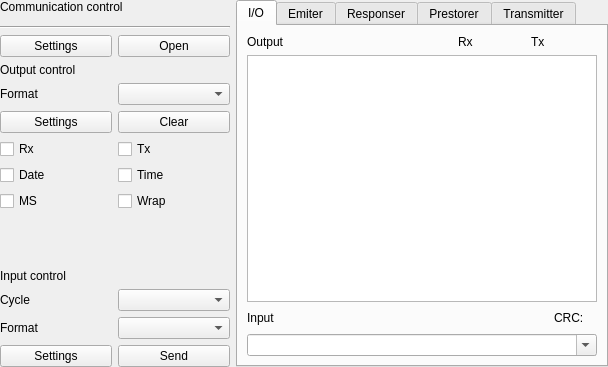
Above: src/toolboxui/SAKToolBoxUi.ui from x-tools-author/x-tools before the change. Below: the same form after it.
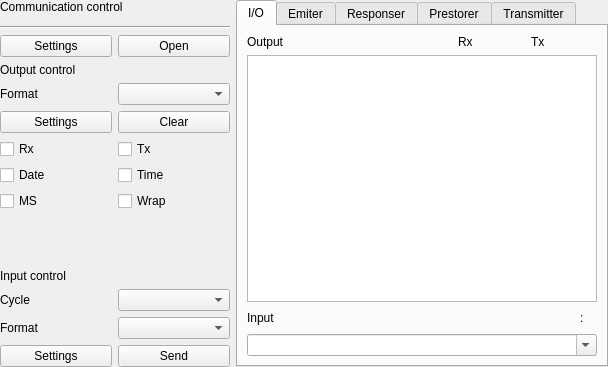
That is the form after the change. Custom widgets are drawn as their Qt base class.

Commit message: chore: show crc algorithm name

What changed in the file:
```diff
--- a/src/toolboxui/SAKToolBoxUi.ui
+++ b/src/toolboxui/SAKToolBoxUi.ui
@@ -341,10 +341,17 @@
            </property>
           </spacer>
          </item>
+         <item>
+          <widget class="QLabel" name="labelAlgorithm">
+           <property name="text">
+            <string notr="true"> </string>
+           </property>
+          </widget>
+         </item>
          <item>
           <widget class="QLabel" name="label_7">
            <property name="text">
-            <string>CRC:</string>
+            <string>:</string>
            </property>
           </widget>
          </item>
```
The commit also changes 3 other files.
